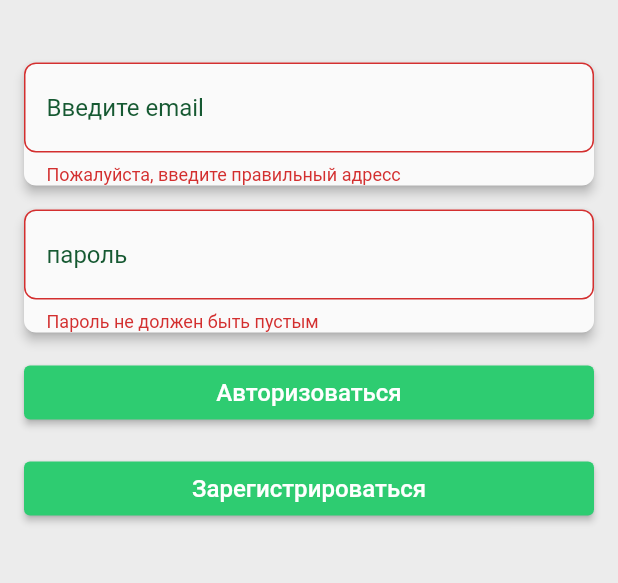
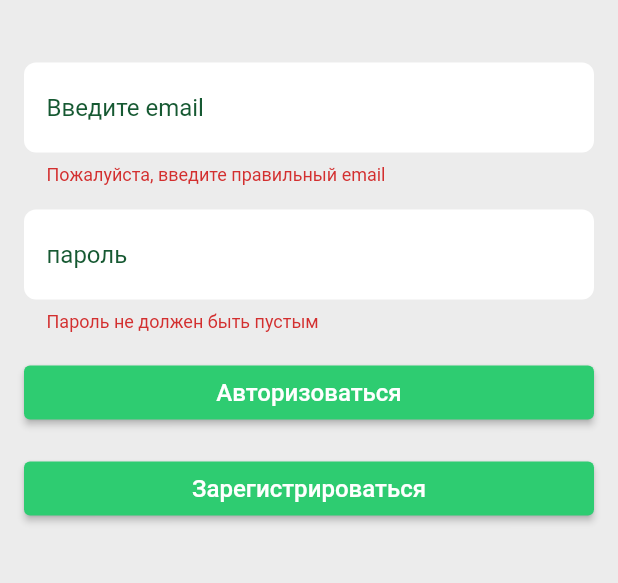
Before and after one commit to Vanilla1999/otus_food, a Flutter app: the AccountScreen screen opened directly, after a tap on "Авторизоваться", on a phone screen of 412 x 824 dp, the part 209-792 px from its top. Run offline on Flutter 3.47's test engine with Material 2 defaults, Android fonts, the phone set to English and light mode, and no system bars; our stand-ins replace bloc, dio, email_validator, firebase_core, flutter_bloc, flutter_secure_storage and 5 more; missing offline and left inert: image_downloader; accounts and stored records are empty; generated files the repository leaves out were written again; network calls fail.

Commit message:
remove elevation, fix  overflowed  error keyboard

```diff
--- a/lib/presentation/account_screen/widgets/not_authorized.dart
+++ b/lib/presentation/account_screen/widgets/not_authorized.dart
@@ -12,7 +12,7 @@ class NotAuthorized extends StatelessWidget {
 
   @override
   Widget build(BuildContext context) {
-    return Column(
+    return ListView(
         children: [
           Center(
             child: Container(
@@ -28,13 +28,10 @@ class NotAuthorized extends StatelessWidget {
             key: _formKey,
               child: Column(
             children: [
-            Material(
-              elevation: 3,
-              borderRadius: BorderRadius.circular(8),
-              child: TextFormField(
+              TextFormField(
                 validator: (value) {
                   if (!EmailValidator.validate(value!)) {
-                    return 'Пожалуйста, введите правильный адресс';
+                    return 'Пожалуйста, введите правильный email';
                   }
                   return null;
                 },
@@ -43,23 +40,20 @@ class NotAuthorized extends StatelessWidget {
                 decoration: InputDecoration(
                     border: OutlineInputBorder(
                       borderRadius: BorderRadius.circular(8),
+                        borderSide: BorderSide.none
                     ),
-                    enabledBorder: InputBorder.none,
-                    focusedBorder: InputBorder.none,
+                    fillColor: Colors.white,
+                    filled: true,
                     hintText: "Введите email",
                     contentPadding:
                         const EdgeInsets.only(top: 21, left: 15, bottom: 20),
                     hintStyle: const TextStyle(
                         color: Color(0xff165932), fontSize: 16)),
               ),
-            ),
               const SizedBox(
                 height: 16,
               ),
-            Material(
-              elevation: 3,
-              borderRadius: BorderRadius.circular(8),
-              child: TextFormField(
+              TextFormField(
                 validator: (value) {
                   if (!value!.isNotEmpty) {
                     return 'Пароль не должен быть пустым';
@@ -69,17 +63,17 @@ class NotAuthorized extends StatelessWidget {
                 controller: passwordController,
                 maxLines: 1,
                 decoration: InputDecoration(
+                    fillColor: Colors.white,
+                    filled: true,
                     border: OutlineInputBorder(
                       borderRadius: BorderRadius.circular(8),
+                      borderSide: BorderSide.none
                     ),
-                    enabledBorder: InputBorder.none,
-                    focusedBorder: InputBorder.none,
                     hintText: "пароль",
                     contentPadding:
                         const EdgeInsets.only(top: 21, left: 15, bottom: 20),
                     hintStyle: const TextStyle(
                         color: Color(0xff165932), fontSize: 16)),
-              ),
               ),
               const SizedBox(
                 height: 16,
```
Also changed, not shown: lib/presentation/components/text_field_with_shadow.dart (added, +73 -0 lines). Lines whose indentation alone changed are shown as unchanged.
